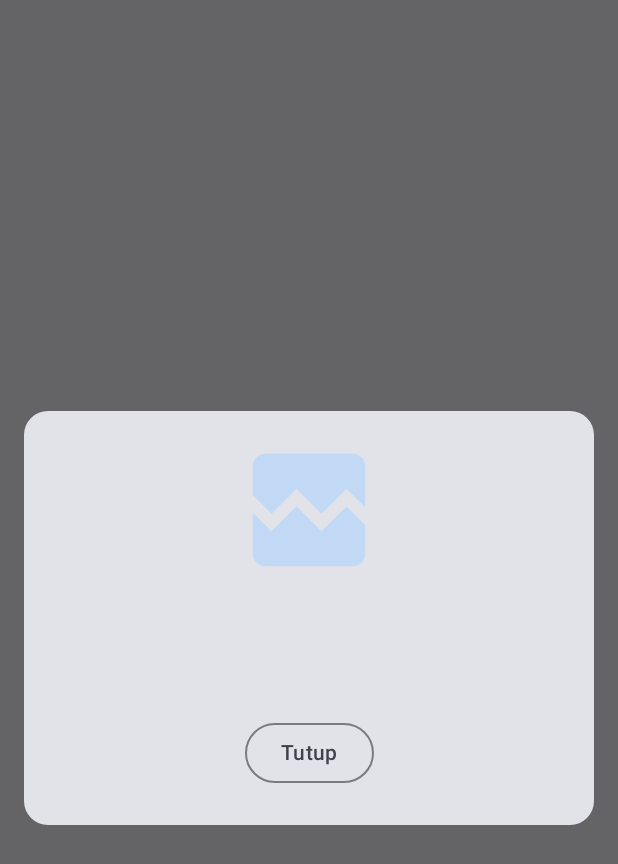
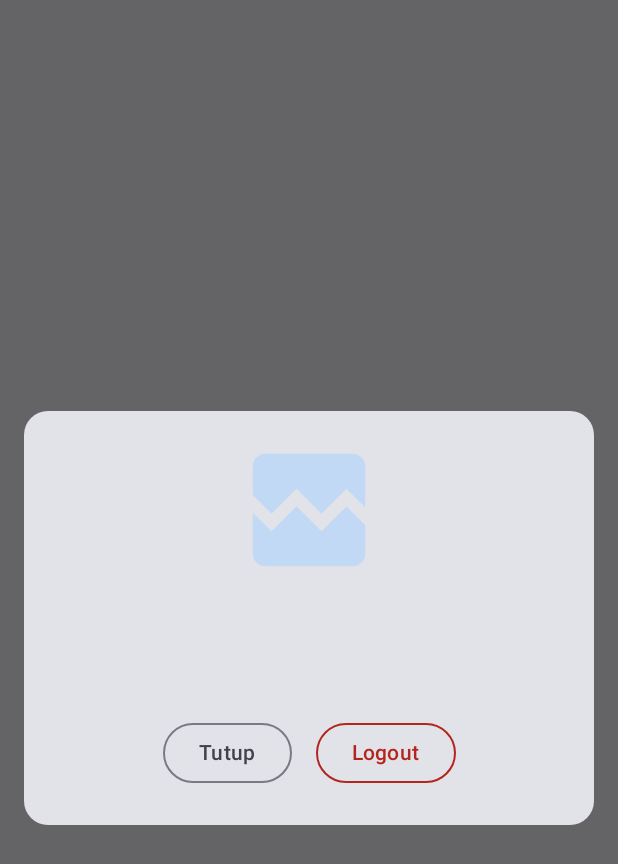
Before and after one commit to cabilaa/cabila_Florin, an Android app built with Jetpack Compose: the composable ProfilDialog shown on its own in the app's theme, on a phone screen of 412 x 824 dp. Shown: the top 864 px of the screen. Run offline under Robolectric (Android 15) with nearby library versions, the phone set to English and light mode, and no system bars; pictures from the network do not load; 1 statement that could not run was skipped.

Commit message:
Membuat fitur logout

```diff
--- a/app/src/main/java/com/cabila0046/assessment3/ui/screen/ProfilDialog.kt
+++ b/app/src/main/java/com/cabila0046/assessment3/ui/screen/ProfilDialog.kt
@@ -3,19 +3,23 @@ package com.cabila0046.assessment3.ui.screen
 import android.content.res.Configuration
 import android.os.Build
 import androidx.annotation.RequiresApi
+import androidx.compose.foundation.BorderStroke
 import androidx.compose.foundation.layout.Arrangement
 import androidx.compose.foundation.layout.Column
 import androidx.compose.foundation.layout.Row
 import androidx.compose.foundation.layout.fillMaxWidth
 import androidx.compose.foundation.layout.padding
 import androidx.compose.foundation.layout.size
+import androidx.compose.foundation.shape.CircleShape
 import androidx.compose.foundation.shape.RoundedCornerShape
 import androidx.compose.material3.Card
+import androidx.compose.material3.MaterialTheme
 import androidx.compose.material3.OutlinedButton
 import androidx.compose.material3.Text
 import androidx.compose.runtime.Composable
 import androidx.compose.ui.Alignment
 import androidx.compose.ui.Modifier
+import androidx.compose.ui.draw.clip
 import androidx.compose.ui.layout.ContentScale
 import androidx.compose.ui.platform.LocalContext
 import androidx.compose.ui.res.painterResource
@@ -41,6 +45,7 @@ fun ProfilDialog(
         Card(
             modifier = Modifier.padding(16.dp),
             shape = RoundedCornerShape(16.dp),
+
         ) {
             Column(
                 modifier = Modifier.padding(16.dp),
@@ -55,7 +60,8 @@ fun ProfilDialog(
                     contentScale = ContentScale.Crop,
                     placeholder = painterResource(id = R.drawable.loading_img),
                     error = painterResource(id = R.drawable.broken_img),
-                    modifier = Modifier.size(100.dp)
+                    modifier = Modifier.size(100.dp).clip(CircleShape)
+
                 )
                 Text(
                     text = user.name,
@@ -79,6 +85,16 @@ fun ProfilDialog(
                     ) {
                         Text(stringResource(R.string.tutup))
                     }
+                    OutlinedButton(
+                        onClick = { onComfirmation() },
+                        modifier = Modifier.padding(8.dp),
+                        border = BorderStroke(1.dp, MaterialTheme.colorScheme.error)
+                    ) {
+                        Text(
+                            text = stringResource(R.string.logout),
+                            color = MaterialTheme.colorScheme.error
+                        )
+                    }
                 }
 
             }
--- a/app/src/main/res/values/strings.xml
+++ b/app/src/main/res/values/strings.xml
@@ -5,4 +5,5 @@
     <string name="try_again">Coba lagi</string>
     <string name="profil">Profil</string>
     <string name="tutup">Tutup</string>
+    <string name="logout">Logout</string>
 </resources>
```
Also changed, not shown: app/src/main/java/com/cabila0046/assessment3/ui/screen/MainScreen.kt (+27 -6 lines).
